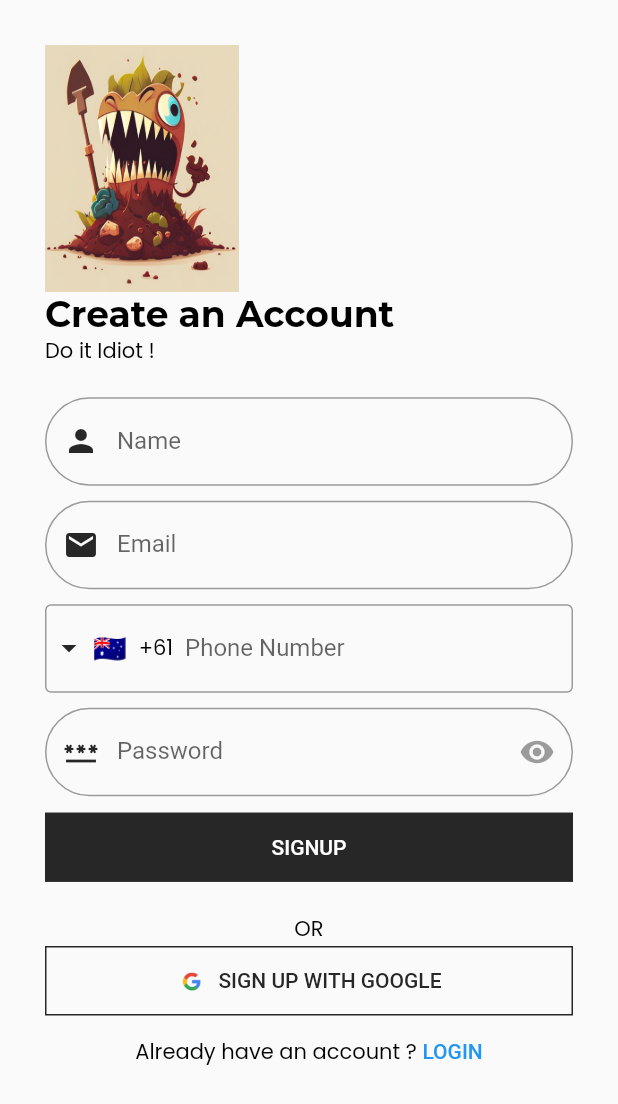
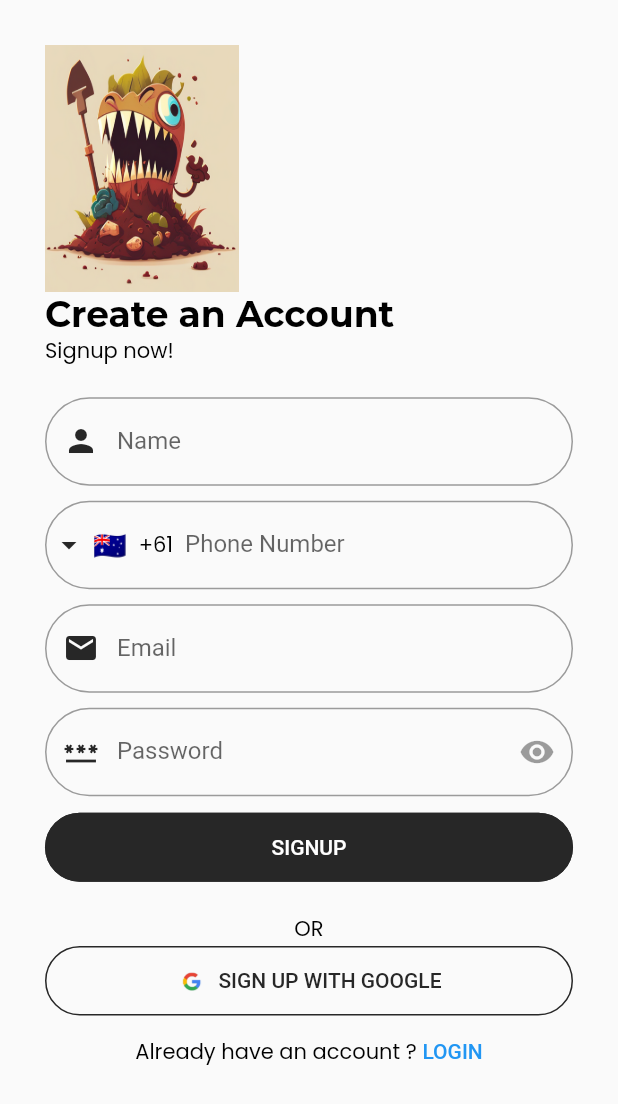
Before and after one commit to fwvu/UI-database, a Flutter app: the SignupScreen screen opened directly, on a phone screen of 412 x 824 dp. Shown: the top 1104 px of the screen. Run offline on Flutter 3.47's test engine with Material 2 defaults, Android fonts, the phone set to English and light mode, and no system bars; drawn by our look-alikes of intl_phone_field; our stand-ins replace cloud_firestore, firebase_auth, firebase_core, flutter_otp_text_field, get, google_fonts and 1 more; accounts and stored records are empty.

Commit message:
beta ready commit

```diff
--- a/lib/src/common_widgets/fade_in_animation/fade_in_animation_controller.dart
+++ b/lib/src/common_widgets/fade_in_animation/fade_in_animation_controller.dart
@@ -1,12 +1,12 @@
 import 'package:get/get.dart';
 import 'package:uidb/src/features/authentication/screens/welcome/welcome_screen.dart';
-
 
 class FadeInAnimationController extends GetxController{
   static FadeInAnimationController get find => Get.find();
 
   RxBool animate = false.obs;
 
+  // -- Splash Screen animation controller
   Future startSplashAnimation() async {
     await Future.delayed(const Duration(milliseconds: 500));
     animate.value = true;
@@ -16,9 +16,9 @@ class FadeInAnimationController extends GetxController{
     Get.to(() => const WelcomeScreen());
   }
 
+  // -- Welcome Screen animation controller
   Future startAnimation() async {
     await Future.delayed(const Duration(milliseconds: 500));
     animate.value = true;
   }
-
 }
--- a/lib/src/constants/text_strings.dart
+++ b/lib/src/constants/text_strings.dart
@@ -16,7 +16,7 @@ const String bpdWelcomeSubTitle = "Bin it";
 
 // -- Signup Screen Text
 const String bpdSignupTitle = "Create an Account";
-const String bpdSignupSubTitle = "Do it Idiot !";
+const String bpdSignupSubTitle = "Signup now!";
 
 // -- Login Screen Text
 const String bpdLoginTitle ="Login";
--- a/lib/src/features/authentication/screens/forget_password/forget_password_mail/forget_password_mail.dart
+++ b/lib/src/features/authentication/screens/forget_password/forget_password_mail/forget_password_mail.dart
@@ -37,7 +37,7 @@ class ForgetPasswordMailScreen extends StatelessWidget {
                 const SizedBox(height:20),
                 SizedBox(width: double.infinity, child: ElevatedButton(
                   onPressed: (){
-                    //Get.to(() => const OTPScreen());
+                    Get.to(() => const OTPScreen());
                   },
                   child: const Text("next"),
                 ),)
--- a/lib/src/features/authentication/screens/signup/signup_widgets/signup_form_widget.dart
+++ b/lib/src/features/authentication/screens/signup/signup_widgets/signup_form_widget.dart
@@ -34,6 +34,24 @@ class SignupFormWidget extends StatelessWidget {
               ),
             ),
             const SizedBox(height: bpdFormHeight - 20),
+            /* TextFormField(
+              controller: controller.phoneNo,
+              decoration: const InputDecoration(
+                label: Text(bpdPhone),
+                prefixIcon: Icon(Icons.phone),
+              ),
+            ),                    */
+            IntlPhoneField(
+              controller: controller.phoneNo,
+              disableLengthCheck: true,
+              decoration: InputDecoration(
+                labelText: 'Phone Number',
+                border: OutlineInputBorder(borderRadius: BorderRadius.circular(100)),
+              ),
+              initialCountryCode: 'AU',
+              //onChanged: (phone) {print(phone.completeNumber);},
+            ),
+            const SizedBox(height: bpdFormHeight - 20),
             TextFormField(
               controller: controller.email,
               validator: (value){
@@ -45,26 +63,6 @@ class SignupFormWidget extends StatelessWidget {
                 label: Text(bpdEmail),
                 prefixIcon: Icon(Icons.email),
               ),
-            ),
-            const SizedBox(height: bpdFormHeight - 20),
-           /* TextFormField(
-              controller: controller.phoneNo,
-              decoration: const InputDecoration(
-                label: Text(bpdPhone),
-                prefixIcon: Icon(Icons.phone),
-              ),
-            ),                    */
-          IntlPhoneField(
-              controller: controller.phoneNo,
-              disableLengthCheck: true,
-              decoration: const InputDecoration(
-                labelText: 'Phone Number',
-                border: OutlineInputBorder(
-                  borderSide: BorderSide(),
-                ),
-              ),
-              initialCountryCode: 'AU',
-              //onChanged: (phone) {print(phone.completeNumber);},
             ),
             const SizedBox(height: bpdFormHeight - 20),
             TextFormField(
--- a/lib/src/features/authentication/screens/splash_screen/splash_screen.dart
+++ b/lib/src/features/authentication/screens/splash_screen/splash_screen.dart
@@ -45,7 +45,7 @@ class SplashScreen extends StatelessWidget {
             ),
             bpdFadeInAnimation(
               durationInMs: 1600,
-              animate: bpdAnimatePosition(bottomBefore:  0, bottomAfter: 60, rightBefore: bpdDefaultSize, rightAfter: bpdDefaultSize,),
+              animate: bpdAnimatePosition(bottomBefore: 0, bottomAfter: 60, rightBefore: bpdDefaultSize, rightAfter: bpdDefaultSize,),
               child: Container(
                 width: bpdSplashContainerSize,
                 height: bpdSplashContainerSize,
--- a/lib/src/features/authentication/screens/welcome/welcome_screen.dart
+++ b/lib/src/features/authentication/screens/welcome/welcome_screen.dart
@@ -1,14 +1,14 @@
 import 'package:flutter/material.dart';
-import 'package:get/get.dart';
-import 'package:uidb/src/common_widgets/fade_in_animation/animation_design.dart';
-import 'package:uidb/src/common_widgets/fade_in_animation/fade_in_animation_model.dart';
 import 'package:uidb/src/constants/colors.dart';
 import 'package:uidb/src/constants/image_strings.dart';
 import 'package:uidb/src/constants/sizes.dart';
 import 'package:uidb/src/constants/text_strings.dart';
 import 'package:uidb/src/features/authentication/screens/login/login_screen.dart';
 import 'package:uidb/src/features/authentication/screens/signup/signup_screen.dart';
+import 'package:get/get.dart';
 import '../../../../common_widgets/fade_in_animation/fade_in_animation_controller.dart';
+import 'package:uidb/src/common_widgets/fade_in_animation/animation_design.dart';
+import 'package:uidb/src/common_widgets/fade_in_animation/fade_in_animation_model.dart';
 
 class WelcomeScreen extends StatelessWidget {
   const WelcomeScreen({Key? key}) : super(key: key);
--- a/lib/src/features/repository/profile/edit_profile_screen.dart
+++ b/lib/src/features/repository/profile/edit_profile_screen.dart
@@ -17,7 +17,7 @@ class EditProfileScreen extends StatelessWidget {
 
     return Scaffold(
       appBar: AppBar(
-        leading: IconButton(onPressed: () => Get.back(), icon: const Icon(Icons.keyboard_arrow_left), color: Colors.black,),
+        leading: IconButton(onPressed: () => Get.back(), icon: const Icon(Icons.arrow_back), color: Colors.black,),
         title: Text(bpdProfileEdit, style: Theme.of(context).textTheme.headlineSmall),
         centerTitle: true,
         elevation: 0,
--- a/lib/src/features/repository/profile/profile_screen.dart
+++ b/lib/src/features/repository/profile/profile_screen.dart
@@ -19,7 +19,7 @@ class ProfileScreen extends StatelessWidget {
 
     return Scaffold(
       appBar: AppBar(
-        leading: IconButton(onPressed: () => Get.back(), icon: const Icon(Icons.keyboard_arrow_left), color: Colors.black,),
+        leading: IconButton(onPressed: () => Get.back(), icon: const Icon(Icons.arrow_back), color: Colors.black,),
         title: Text(bpdAppName, style: Theme.of(context).textTheme.headlineSmall),
         centerTitle: true,
         elevation: 0,
--- a/lib/src/utils/theme/widget_themes/elevated_button_theme.dart
+++ b/lib/src/utils/theme/widget_themes/elevated_button_theme.dart
@@ -11,7 +11,7 @@ class bpdElevatedButtonTheme {
   static final lightElevatedButtonTheme = ElevatedButtonThemeData(
     style: ElevatedButton.styleFrom(
       elevation: 0,
-      shape: const RoundedRectangleBorder(),
+      shape: RoundedRectangleBorder(borderRadius: BorderRadius.circular(100)),
       foregroundColor: bpdWhiteColor,
       backgroundColor: bpdSecondaryColor,
       side: const BorderSide(color: bpdSecondaryColor),
@@ -24,7 +24,7 @@ class bpdElevatedButtonTheme {
   static final darkElevatedButtonTheme = ElevatedButtonThemeData(
     style: ElevatedButton.styleFrom(
       elevation: 0,
-      shape: const RoundedRectangleBorder(),
+      shape: RoundedRectangleBorder(borderRadius: BorderRadius.circular(100)),
       foregroundColor: bpdSecondaryColor,
       backgroundColor: bpdWhiteColor,
       side: const BorderSide(color: bpdSecondaryColor),
--- a/lib/src/utils/theme/widget_themes/outlined_button_theme.dart
+++ b/lib/src/utils/theme/widget_themes/outlined_button_theme.dart
@@ -11,7 +11,7 @@ class bpdOutlinedButtonTheme {
   static final lightOutlinedButtonTheme = OutlinedButtonThemeData(
     style: OutlinedButton.styleFrom(
       elevation: 0,
-      shape: const RoundedRectangleBorder(),
+      shape: RoundedRectangleBorder(borderRadius: BorderRadius.circular(100)),
       foregroundColor: bpdSecondaryColor,
       side: const BorderSide(color: bpdSecondaryColor),
       padding: const EdgeInsets.symmetric(vertical: bpdButtonHeight),
@@ -23,7 +23,7 @@ class bpdOutlinedButtonTheme {
   static final darkOutlinedButtonTheme = OutlinedButtonThemeData(
     style: OutlinedButton.styleFrom(
       elevation: 0,
-      shape: const RoundedRectangleBorder(),
+      shape: RoundedRectangleBorder(borderRadius: BorderRadius.circular(100)),
       foregroundColor: bpdWhiteColor,
       side: const BorderSide(color: bpdWhiteColor),
       padding: const EdgeInsets.symmetric(vertical: bpdButtonHeight),
```
Also changed, not shown: lib/src/features/repository/Dashboard/dashboard.dart (+9 -7 lines), lib/src/features/repository/authentication_repository/authentication_repository.dart (+9 -0 lines).
